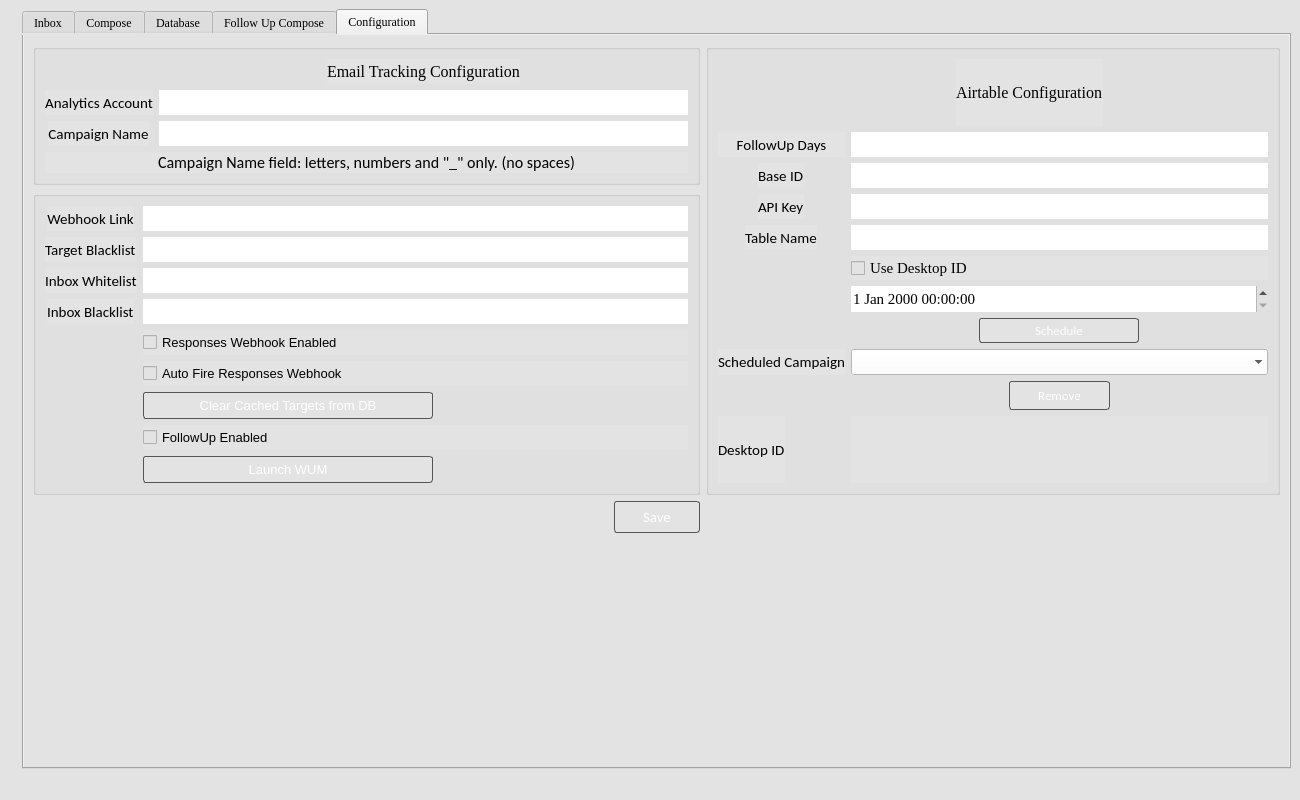
First picture: the form in ui/gui.ui, repository adamnBlack/pyqt_monster, before the edit.
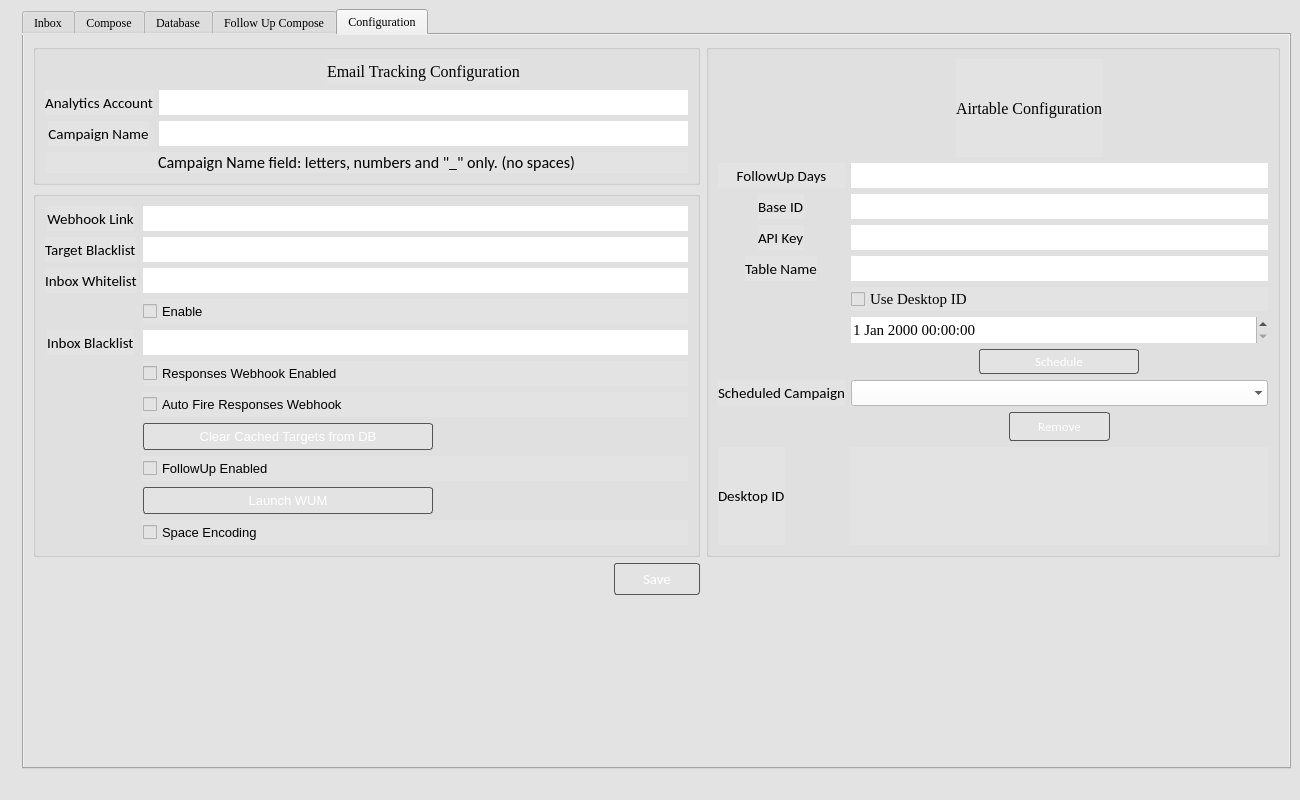
Second picture: the form after the edit. Icons and pictures are not drawn.

Commit message: added checkboxes for white list , space encoding, test email will be cached from now on

Diff of the .ui file:
```diff
--- a/ui/gui.ui
+++ b/ui/gui.ui
@@ -3444,27 +3444,8 @@
            <string/>
           </property>
           <layout class="QGridLayout" name="gridLayout_16">
-           <item row="3" column="0" alignment="Qt::AlignHCenter">
-            <widget class="QLabel" name="label_12">
-             <property name="minimumSize">
-              <size>
-               <width>0</width>
-               <height>25</height>
-              </size>
-             </property>
-             <property name="font">
-              <font>
-               <family>Calibri</family>
-               <pointsize>11</pointsize>
-              </font>
-             </property>
-             <property name="text">
-              <string>Inbox Blacklist</string>
-             </property>
-            </widget>
-           </item>
-           <item row="5" column="1">
-            <widget class="QCheckBox" name="checkBox_auto_fire_responses_webhook">
+           <item row="4" column="2">
+            <widget class="QCheckBox" name="checkBox_inbox_whitelist">
              <property name="minimumSize">
               <size>
                <width>0</width>
@@ -3477,11 +3458,11 @@
               </font>
              </property>
              <property name="text">
-              <string>Auto Fire Responses Webhook</string>
+              <string>Enable</string>
              </property>
             </widget>
            </item>
-           <item row="0" column="1">
+           <item row="0" column="2">
             <widget class="QLineEdit" name="lineEdit_webhook_link">
              <property name="minimumSize">
               <size>
@@ -3506,6 +3487,24 @@
              </property>
             </widget>
            </item>
+           <item row="7" column="2">
+            <widget class="QCheckBox" name="checkBox_auto_fire_responses_webhook">
+             <property name="minimumSize">
+              <size>
+               <width>0</width>
+               <height>25</height>
+              </size>
+             </property>
+             <property name="font">
+              <font>
+               <pointsize>10</pointsize>
+              </font>
+             </property>
+             <property name="text">
+              <string>Auto Fire Responses Webhook</string>
+             </property>
+            </widget>
+           </item>
            <item row="0" column="0" alignment="Qt::AlignHCenter">
             <widget class="QLabel" name="label_10">
              <property name="minimumSize">
@@ -3528,8 +3527,8 @@
              </property>
             </widget>
            </item>
-           <item row="4" column="1">
-            <widget class="QCheckBox" name="checkBox_responses_webhook">
+           <item row="5" column="0" alignment="Qt::AlignHCenter">
+            <widget class="QLabel" name="label_12">
              <property name="minimumSize">
               <size>
                <width>0</width>
@@ -3538,15 +3537,16 @@
              </property>
              <property name="font">
               <font>
-               <pointsize>10</pointsize>
+               <family>Calibri</family>
+               <pointsize>11</pointsize>
               </font>
              </property>
              <property name="text">
-              <string>Responses Webhook Enabled</string>
+              <string>Inbox Blacklist</string>
              </property>
             </widget>
            </item>
-           <item row="6" column="1">
+           <item row="8" column="2">
             <widget class="QPushButton" name="pushButton_clear_cached_targets">
              <property name="minimumSize">
               <size>
@@ -3598,7 +3598,7 @@
              </property>
             </widget>
            </item>
-           <item row="1" column="1">
+           <item row="1" column="2">
             <widget class="QLineEdit" name="lineEdit_target_blacklist">
              <property name="minimumSize">
               <size>
@@ -3620,8 +3620,8 @@
              </property>
             </widget>
            </item>
-           <item row="3" column="1">
-            <widget class="QLineEdit" name="lineEdit_inbox_blacklist">
+           <item row="6" column="2">
+            <widget class="QCheckBox" name="checkBox_responses_webhook">
              <property name="minimumSize">
               <size>
                <width>0</width>
@@ -3630,19 +3630,15 @@
              </property>
              <property name="font">
               <font>
-               <family>Calibri</family>
-               <pointsize>11</pointsize>
+               <pointsize>10</pointsize>
               </font>
              </property>
-             <property name="styleSheet">
-              <string notr="true">background-color: rgb(255, 255, 255);</string>
-             </property>
-             <property name="frame">
-              <bool>false</bool>
+             <property name="text">
+              <string>Responses Webhook Enabled</string>
              </property>
             </widget>
            </item>
-           <item row="8" column="1">
+           <item row="10" column="2">
             <widget class="QCheckBox" name="checkBox_configuration_followup_enabled">
              <property name="minimumSize">
               <size>
@@ -3660,6 +3656,28 @@
              </property>
             </widget>
            </item>
+           <item row="5" column="2">
+            <widget class="QLineEdit" name="lineEdit_inbox_blacklist">
+             <property name="minimumSize">
+              <size>
+               <width>0</width>
+               <height>25</height>
+              </size>
+             </property>
+             <property name="font">
+              <font>
+               <family>Calibri</family>
+               <pointsize>11</pointsize>
+              </font>
+             </property>
+             <property name="styleSheet">
+              <string notr="true">background-color: rgb(255, 255, 255);</string>
+             </property>
+             <property name="frame">
+              <bool>false</bool>
+             </property>
+            </widget>
+           </item>
            <item row="1" column="0" alignment="Qt::AlignHCenter">
             <widget class="QLabel" name="label_11">
              <property name="minimumSize">
@@ -3679,7 +3697,7 @@
              </property>
             </widget>
            </item>
-           <item row="9" column="1">
+           <item row="11" column="2">
             <widget class="QPushButton" name="pushButton_launch_wum">
              <property name="minimumSize">
               <size>
@@ -3731,7 +3749,7 @@
              </property>
             </widget>
            </item>
-           <item row="2" column="1">
+           <item row="2" column="2">
             <widget class="QLineEdit" name="lineEdit_inbox_whitelist">
              <property name="minimumSize">
               <size>
@@ -3772,6 +3790,24 @@
              </property>
             </widget>
            </item>
+           <item row="12" column="2">
+            <widget class="QCheckBox" name="checkBox_space_encoding">
+             <property name="minimumSize">
+              <size>
+               <width>0</width>
+               <height>25</height>
+              </size>
+             </property>
+             <property name="font">
+              <font>
+               <pointsize>10</pointsize>
+              </font>
+             </property>
+             <property name="text">
+              <string>Space Encoding</string>
+             </property>
+            </widget>
+           </item>
           </layout>
          </widget>
         </item>
```
The commit also changes 12 other files.
